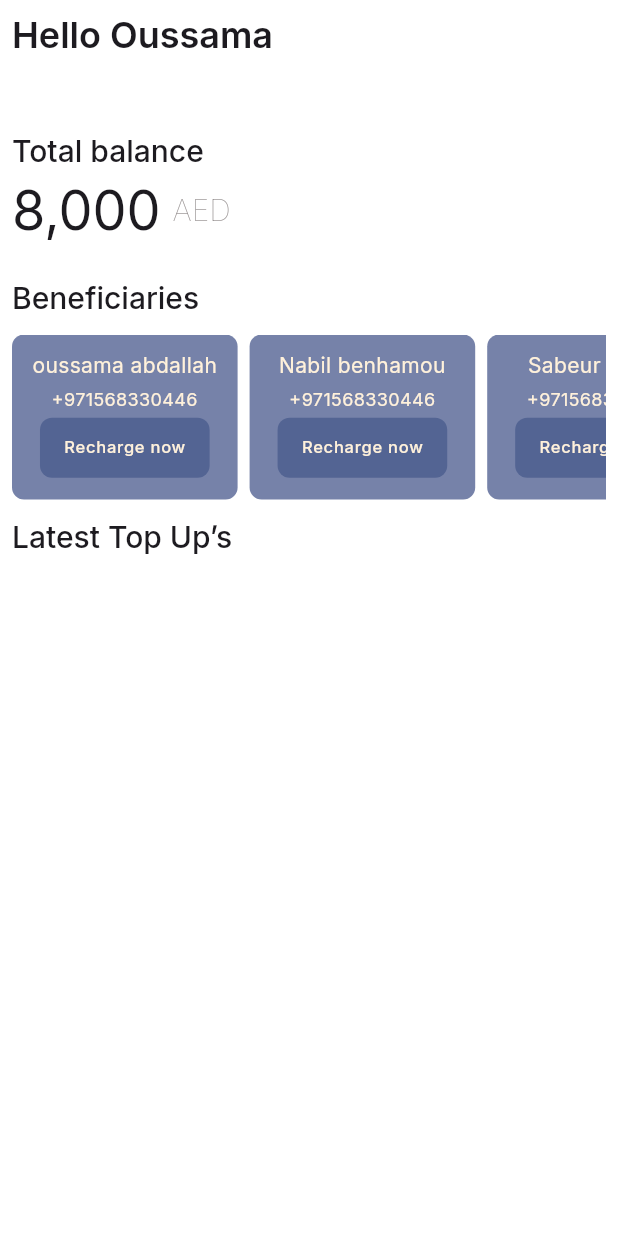
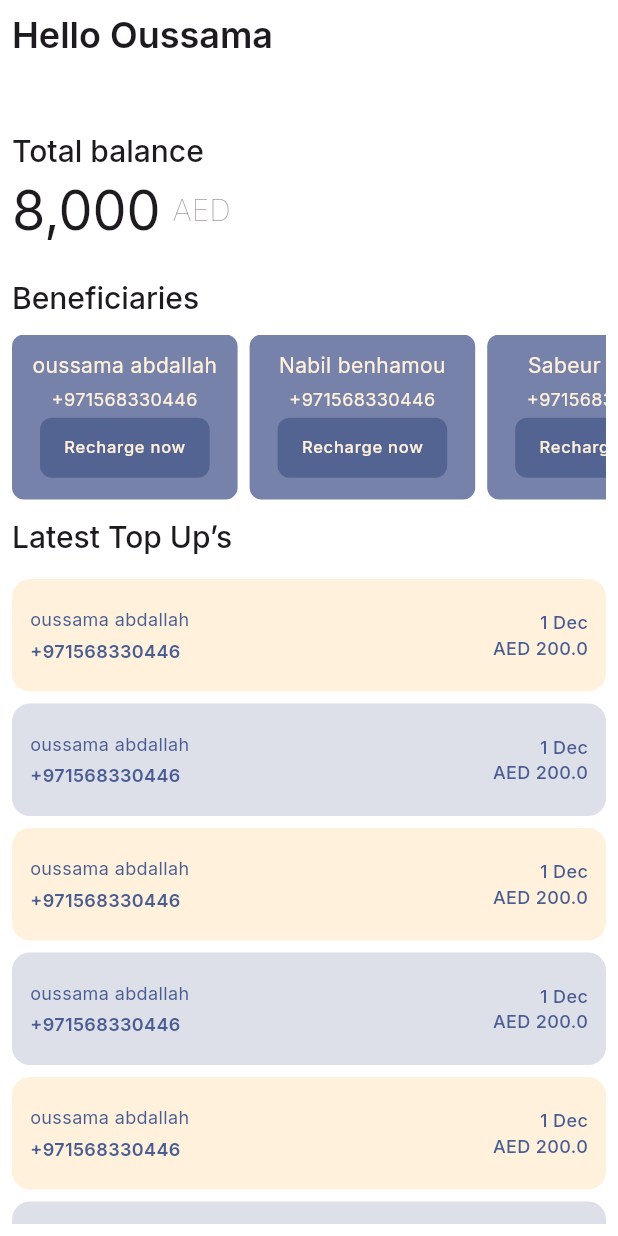
Before and after one commit to oussaki-dev/e5d-assesment, a Flutter app: the HomeScreen screen opened by its route, on a phone screen of 412 x 824 dp. Run offline on Flutter 3.47's test engine with Material 3 defaults, Android fonts, the phone set to English and light mode, and no system bars; our stand-ins replace flutter_svg, freezed_annotation, go_router, google_fonts, logger; missing offline and left inert: dlibphonenumber; generated files the repository leaves out were written again.

Commit message:
design the transactions items support multilanguages in the app

```diff
--- /dev/null
+++ b/l10n.yaml
@@ -0,0 +1,3 @@
+arb-dir: lib/l10n
+template-arb-file: app_en.arb
+output-localization-file: app_localizations.dart
--- a/lib/app.dart
+++ b/lib/app.dart
@@ -1,9 +1,8 @@
-import 'package:e5d_assesment/main.dart';
 import 'package:e5d_assesment/routes/routes.dart';
 import 'package:e5d_assesment/themes/themes.dart';
 import 'package:flutter/material.dart';
 import 'package:go_router/go_router.dart';
-
+import 'package:flutter_gen/gen_l10n/app_localizations.dart';
 
 class E5DApp extends MaterialApp {
   E5DApp({super.key})
@@ -11,11 +10,14 @@ class E5DApp extends MaterialApp {
           routerConfig: GoRouter(
             initialLocation: '/',
             // errorBuilder: (context, state) => ErrorScreen(state.error),
-            routes: [
-              ...$appRoutes
-            ],
+            routes: [...$appRoutes],
           ),
           theme: AppThemes.main.theme,
           debugShowCheckedModeBanner: false,
+          localizationsDelegates: [
+            AppLocalizations.delegate,
+          ],
+          supportedLocales: AppLocalizations.supportedLocales,
+
         );
 }
--- a/lib/common/views/half_circle.dart
+++ b/lib/common/views/half_circle.dart
@@ -14,7 +14,7 @@ class HalfCirclePainter extends CustomPainter {
       ..color = color
       ..style = PaintingStyle.fill;
 
-    var rect;
+    Rect rect = Rect.fromLTRB(-size.width / 2, 0, size.width / 2, size.height);
 
     var startAngle = (3 * 3.14) / 2;
 
@@ -35,7 +35,7 @@ class HalfCirclePainter extends CustomPainter {
         startAngle = (3 * 3.14) / 2;
     }
 
-    final sweepAngle = 3.14; // Draw half circle
+    const sweepAngle = 3.14; // Draw half circle
 
     canvas.drawArc(rect, startAngle, sweepAngle, true, paint);
   }
--- a/lib/features/beneficiary/presentation/view/beneficiary_list.dart
+++ b/lib/features/beneficiary/presentation/view/beneficiary_list.dart
@@ -2,7 +2,6 @@ import 'package:e5d_assesment/common/views/bottom_sheet.dart';
 import 'package:e5d_assesment/features/beneficiary/domain/model/beneficiary_model.dart';
 import 'package:e5d_assesment/features/beneficiary/presentation/view/add_beneficiary_bottomsheet.dart';
 import 'package:e5d_assesment/features/beneficiary/presentation/view/beneficiary_list_item.dart';
-import 'package:e5d_assesment/features/topup/presentation/view/topup_widget.dart';
 import 'package:e5d_assesment/main.dart';
 import 'package:flutter/material.dart';
 
@@ -56,7 +55,7 @@ class BeneficiaryListWidget extends StatelessWidget {
                         300,
                       );
 
-                      print(_beneficiaries[index]);
+
                     }),
               );
             },
--- a/lib/features/home/presentation/view/home_screen.dart
+++ b/lib/features/home/presentation/view/home_screen.dart
@@ -1,8 +1,11 @@
-import 'package:e5d_assesment/features/beneficiary/domain/model/beneficiary_model.dart';
 import 'package:e5d_assesment/features/beneficiary/presentation/view/beneficiary_list.dart';
-import 'package:e5d_assesment/features/beneficiary/presentation/view/beneficiary_list_item.dart';
+import 'package:e5d_assesment/features/home/presentation/view/mock_beneficiaries.dart';
+import 'package:e5d_assesment/features/topup/domain/model/money.dart';
+import 'package:e5d_assesment/features/transactions/domain/model/transaction_model.dart';
+import 'package:e5d_assesment/features/transactions/presentation/view/transaction_item_widget.dart';
 import 'package:e5d_assesment/themes/colors.dart';
 import 'package:flutter/material.dart';
+import 'package:flutter_gen/gen_l10n/app_localizations.dart';
 
 class HomeScreen extends StatelessWidget {
   const HomeScreen({super.key});
@@ -29,7 +32,7 @@ class HomeScreen extends StatelessWidget {
                         fontWeight: FontWeight.w600,
                       )),
                 ),
-                Icon(
+                const Icon(
                   Icons.settings,
                   color: Colors.white,
                 )
@@ -39,7 +42,7 @@ class HomeScreen extends StatelessWidget {
               height: 50,
             ),
             Text(
-              'Total balance',
+              AppLocalizations.of(context)!.totalBalance,
               style: Theme.of(context)
                   .textTheme
                   .headlineLarge
@@ -52,7 +55,7 @@ class HomeScreen extends StatelessWidget {
               padding: const EdgeInsets.only(top: 4),
               child: Row(
                 crossAxisAlignment: CrossAxisAlignment.center,
-                key: ObjectKey("curren_balance_row"),
+                key: const ObjectKey("curren_balance_row"),
                 children: [
                   Text(
                     '8,000',
@@ -96,33 +99,7 @@ class HomeScreen extends StatelessWidget {
               height: 12,
             ),
             const BeneficiaryListWidget(
-              beneficiaries: [
-                Beneficiary(
-                  id: "1",
-                  nickname: "oussama abdallah",
-                  phoneNumber: "+971568330446",
-                ),
-                Beneficiary(
-                  id: "2",
-                  nickname: "Nabil benhamou asdas",
-                  phoneNumber: "+971568330446",
-                ),
-                Beneficiary(
-                  id: "3",
-                  nickname: "Sabeur Thabti",
-                  phoneNumber: "+971568330446",
-                ),
-                Beneficiary(
-                  id: "3",
-                  nickname: "Sabeur Thabti",
-                  phoneNumber: "+971568330446",
-                ),
-                Beneficiary(
-                  id: "3",
-                  nickname: "Sabeur Thabti",
-                  phoneNumber: "+971568330446",
-                ),
-              ],
+              beneficiaries: beneficiaries,
             ),
             const SizedBox(
               height: 12,
@@ -137,6 +114,28 @@ class HomeScreen extends StatelessWidget {
                     fontWeight: FontWeight.w500,
                   )),
             ),
+            const SizedBox(height: 16,),
+            Expanded(
+              child: ListView.separated(
+                separatorBuilder: (context, index) {
+                  return const SizedBox(
+                    height: 8,
+                  );
+                },
+                itemCount: 26,
+                itemBuilder: (context, index) {
+                  return TransactionItemWidget(
+                    transaction: Transaction(
+                      amount: const Money(currency: 'AED', value: 200.0),
+                      beneficiary: beneficiaries.first,
+                      id: index.toString(),
+                      time: DateTime.now(),
+                    ),
+                    index: index,
+                  );
+                },
+              ),
+            )
           ],
         ),
       )),
--- /dev/null
+++ b/lib/features/home/presentation/view/mock_beneficiaries.dart
@@ -0,0 +1,29 @@
+import 'package:e5d_assesment/features/beneficiary/domain/model/beneficiary_model.dart';
+
+const beneficiaries = [
+  Beneficiary(
+                  id: "1",
+                  nickname: "oussama abdallah",
+                  phoneNumber: "+971568330446",
+                ),
+                Beneficiary(
+                  id: "2",
+                  nickname: "Nabil benhamou asdas",
+                  phoneNumber: "+971568330446",
+                ),
+                Beneficiary(
+                  id: "3",
+                  nickname: "Sabeur Thabti",
+                  phoneNumber: "+971568330446",
+                ),
+                Beneficiary(
+                  id: "3",
+                  nickname: "Sabeur Thabti",
+                  phoneNumber: "+971568330446",
+                ),
+                Beneficiary(
+                  id: "3",
+                  nickname: "Sabeur Thabti",
+                  phoneNumber: "+971568330446",
+                )
+];
--- a/lib/features/topup/domain/model/money.dart
+++ b/lib/features/topup/domain/model/money.dart
@@ -8,7 +8,7 @@ class Money with _$Money {
 
   const factory Money({
     @JsonKey(name: 'currency') required String currency,
-    @JsonKey(name: 'value') required String value,
+    @JsonKey(name: 'value') required double value,
   }) = _Money;
 
   factory Money.fromJson(Map<String, Object?> json) => _$MoneyFromJson(json);
--- a/lib/features/topup/presentation/view/topup_widget.dart
+++ b/lib/features/topup/presentation/view/topup_widget.dart
@@ -5,7 +5,7 @@ import 'package:e5d_assesment/themes/colors.dart';
 import 'package:flutter/material.dart';
 
 class TopUpWidget extends StatelessWidget {
-  const TopUpWidget({Key? key}) : super(key: key);
+  const TopUpWidget({super.key});
 
   @override
   Widget build(BuildContext context) {
@@ -42,7 +42,7 @@ class TopUpWidget extends StatelessWidget {
                       ...[10, 20, 30, 50, 75, 100].map((v) {
                         return TopUpMoneyLabelWidget(
                           money:
-                              Money(currency: 'AED', value: v.toString()),
+                              Money(currency: 'AED', value: v.toDouble()),
                         );
                       })
                     ],
@@ -52,7 +52,7 @@ class TopUpWidget extends StatelessWidget {
             ),
           ),
           // Topup button
-          Container(
+          SizedBox(
             width: double.infinity,
             child: TextButton(
               onPressed: () => {
--- /dev/null
+++ b/lib/features/transactions/domain/model/transaction_model.dart
@@ -0,0 +1,19 @@
+import 'package:e5d_assesment/features/beneficiary/domain/model/beneficiary_model.dart';
+import 'package:e5d_assesment/features/topup/domain/model/money.dart';
+import 'package:freezed_annotation/freezed_annotation.dart';
+
+part 'transaction_model.freezed.dart';
+part 'transaction_model.g.dart';
+
+@freezed
+class Transaction with _$Transaction {
+  const factory Transaction({
+    @JsonKey(name: 'id') required String id,
+    @JsonKey(name: 'beneficiary') required Beneficiary beneficiary,
+    @JsonKey(name: 'amount') required Money amount,
+    @JsonKey(name: 'time') required DateTime time,
+  }) = _Transaction;
+
+  factory Transaction.fromJson(Map<String, Object?> json) =>
+      _$TransactionFromJson(json);
+}
--- /dev/null
+++ b/lib/features/transactions/presentation/view/transaction_item_widget.dart
@@ -0,0 +1,88 @@
+import 'package:e5d_assesment/features/transactions/domain/model/transaction_model.dart';
+import 'package:e5d_assesment/themes/colors.dart';
+import 'package:flutter/material.dart';
+
+class TransactionItemWidget extends StatelessWidget {
+  const TransactionItemWidget(
+      {super.key, required this.transaction, required this.index});
+
+  final Transaction transaction;
+  final int index;
+
+  @override
+  Widget build(BuildContext context) {
+    return Container(
+      height: 75,
+      decoration: BoxDecoration(
+        borderRadius: BorderRadius.circular(12),
+        color: index % 2 == 0
+            ? E5DColors.colorFFF1DB
+            : E5DColors.primaryColor80Percent,
+      ),
+      key: ObjectKey("beneficiary${transaction.beneficiary.id}"),
+      child: Padding(
+        padding: const EdgeInsets.only(left: 12, right: 12, top: 8, bottom: 8),
+        child: Row(
+          mainAxisAlignment: MainAxisAlignment.spaceBetween,
+          children: [
+            Column(
+              crossAxisAlignment: CrossAxisAlignment.start,
+              mainAxisAlignment: MainAxisAlignment.center,
+              children: [
+                Text(
+                  transaction.beneficiary.nickname,
+                  maxLines: 1,
+                  textAlign: TextAlign.center,
+                  style: Theme.of(context).textTheme.bodyMedium?.merge(
+                        TextStyle(
+                            color: Theme.of(context).primaryColor,
+                            fontSize: 12,
+                            fontWeight: FontWeight.w400),
+                      ),
+                ),
+                const SizedBox(
+                  height: 4,
+                ),
+                Text(
+                  transaction.beneficiary.phoneNumber,
+                  maxLines: 1,
+                  textAlign: TextAlign.center,
+                  style: Theme.of(context).textTheme.bodyMedium?.merge(
+                        TextStyle(
+                            color: Theme.of(context).primaryColor,
+                            fontSize: 12,
+                            fontWeight: FontWeight.w600),
+                      ),
+                ),
+              ],
+            ),
+            Column(
+              crossAxisAlignment: CrossAxisAlignment.end,
+              mainAxisAlignment: MainAxisAlignment.center,
+              children: [
+                Text('1 Dec',
+                    style: Theme.of(context).textTheme.bodyMedium?.merge(
+                          TextStyle(
+                            color: Theme.of(context).primaryColor,
+                            fontSize: 12,
+                            fontWeight: FontWeight.w500,
+                          ),
+                        )),
+                Text(
+                  '${transaction.amount.currency} ${transaction.amount.value}',
+                  style: Theme.of(context).textTheme.bodyMedium?.merge(
+                        TextStyle(
+                          color: Theme.of(context).primaryColor,
+                          fontSize: 12,
+                          fontWeight: FontWeight.w500,
+                        ),
+                      ),
+                ),
+              ],
+            )
+          ],
+        ),
+      ),
+    );
+  }
+}
--- /dev/null
+++ b/lib/l10n/app_ar.arb
@@ -0,0 +1,3 @@
+{
+    "totalBalance": "الرصيد الإجمالي"
+}
--- /dev/null
+++ b/lib/l10n/app_en.arb
@@ -0,0 +1,4 @@
+{
+  "totalBalance": "Total balance"
+
+}
--- a/pubspec.yaml
+++ b/pubspec.yaml
@@ -77,6 +77,8 @@ flutter:
     - assets/images/ic_logo.svg
     - assets/images/ic_checked.png
 
+  generate: true
+
   # An image asset can refer to one or more resolution-specific "variants", see
   # https://flutter.dev/assets-and-images/#resolution-aware
 
```
Also changed, not shown: lib/features/login/presentation/view/login_screen.dart (+17 -13 lines), lib/features/topup/presentation/view/topup_receipt_screen.dart (+13 -13 lines), lib/main.dart (+1 -6 lines), lib/features/topup/domain/model/money.freezed.dart, lib/features/topup/domain/model/money.g.dart, lib/features/transactions/domain/model/transaction_model.freezed.dart (added), lib/features/transactions/domain/model/transaction_model.g.dart (added), 1 other file.
